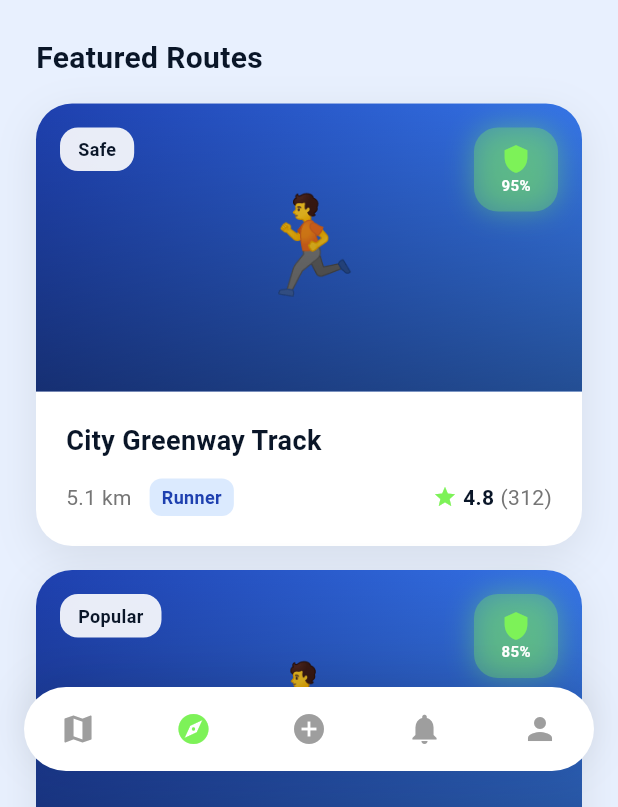
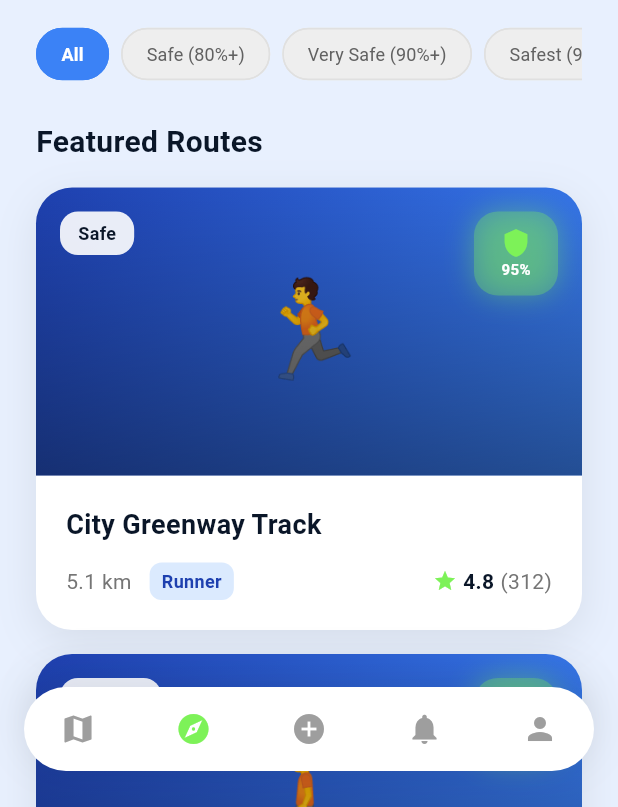
Before and after one commit to kalviumcommunity/S84-0226-SafeStride-Flutter-Firebase-Aura, a Flutter app: the screen it shows once a user with an empty profile is signed in, item 2 of the bottom bar chosen, on a phone screen of 412 x 824 dp, the part 429-1236 px from its top. Run offline on Flutter 3.47's test engine with Material 3 defaults, Android fonts, the phone set to English and light mode, and no system bars; our stand-ins replace cloud_firestore, firebase_auth, firebase_core, flutter_svg, geolocator, google_maps_flutter; missing offline and left inert: dart:html; accounts and stored records are empty; Roboto replaces fonts that are missing (Poppins).

Commit message:
feat: implement safety score filtering and refactor discovery engine

```diff
--- a/lib/screens/add_route_screen.dart
+++ b/lib/screens/add_route_screen.dart
@@ -6,7 +6,7 @@ import '../services/firestore_service.dart';
 class AddRouteScreen extends StatefulWidget {
   final bool isDarkMode;
 
-  const AddRouteScreen({Key? key, required this.isDarkMode}) : super(key: key);
+  const AddRouteScreen({super.key, required this.isDarkMode});
 
   @override
   State<AddRouteScreen> createState() => _AddRouteScreenState();
--- a/lib/screens/alerts_screen.dart
+++ b/lib/screens/alerts_screen.dart
@@ -7,9 +7,9 @@ class AlertsScreen extends StatelessWidget {
   final bool isDarkMode;
 
   const AlertsScreen({
-    Key? key,
+    super.key,
     required this.isDarkMode,
-  }) : super(key: key);
+  });
 
   IconData _getAlertIcon(String type) {
     switch (type) {
--- a/lib/screens/discover_screen.dart
+++ b/lib/screens/discover_screen.dart
@@ -11,16 +11,17 @@ import '../config/routes.dart';
 import '../services/firestore_service.dart';
 import '../services/location_service.dart';
 import '../services/places_service.dart';
+import '../services/discovery_engine.dart';
 
 class DiscoverScreen extends StatefulWidget {
   final Function(RouteModel) onRouteSelect;
   final bool isDarkMode;
 
   const DiscoverScreen({
-    Key? key,
+    super.key,
     required this.onRouteSelect,
     required this.isDarkMode,
-  }) : super(key: key);
+  });
 
   @override
   State<DiscoverScreen> createState() => _DiscoverScreenState();
@@ -29,6 +30,7 @@ class DiscoverScreen extends StatefulWidget {
 class _DiscoverScreenState extends State<DiscoverScreen> {
   String selectedCategory = 'trending';
   String searchQuery = '';
+  int _minSafetyFilter = 0; // 0 means no filter
   bool isGridView = false; // Toggle between List and Grid view
   final TextEditingController _searchController = TextEditingController();
 
@@ -73,11 +75,13 @@ class _DiscoverScreenState extends State<DiscoverScreen> {
     } on LocationServiceException catch (e) {
       if (mounted) setState(() => _trailsError = e.message);
     } on PlacesException catch (e) {
-      if (mounted)
+      if (mounted) {
         setState(() => _trailsError = _friendlyPlacesError(e.message));
+      }
     } catch (e) {
-      if (mounted)
+      if (mounted) {
         setState(() => _trailsError = 'Could not load nearby trails.');
+      }
     } finally {
       if (mounted) setState(() => _trailsLoading = false);
     }
@@ -240,39 +244,6 @@ class _DiscoverScreenState extends State<DiscoverScreen> {
     );
   }
 
-  double _routeDistanceKm(RouteModel route) {
-    final text = route.distance.toLowerCase().trim();
-    if (text.endsWith('km')) {
-      return double.tryParse(text.replaceAll('km', '').trim()) ?? 9999;
-    }
-    if (text.endsWith('m')) {
-      final metres = double.tryParse(text.replaceAll('m', '').trim()) ?? 999999;
-      return metres / 1000.0;
-    }
-    return 9999;
-  }
-
-  List<RouteModel> _sortRoutes(List<RouteModel> routes) {
-    final sorted = [...routes];
-    switch (selectedCategory) {
-      case 'safe':
-        sorted.sort((a, b) => b.safety.compareTo(a.safety));
-        break;
-      case 'top':
-        sorted.sort((a, b) => b.rating.compareTo(a.rating));
-        break;
-      case 'nearby':
-        sorted.sort(
-          (a, b) => _routeDistanceKm(a).compareTo(_routeDistanceKm(b)),
-        );
-        break;
-      case 'trending':
-      default:
-        sorted.sort((a, b) => b.reviews.compareTo(a.reviews));
-    }
-    return sorted;
-  }
-
   final List<Map<String, dynamic>> categories = [
     {'id': 'trending', 'name': 'Trending', 'icon': Icons.trending_up},
     {'id': 'safe', 'name': 'Safest', 'icon': Icons.shield},
@@ -285,14 +256,74 @@ class _DiscoverScreenState extends State<DiscoverScreen> {
         ? _searchLocationRoutes
         : MockData.featuredRoutes;
 
-    final query = searchQuery.toLowerCase().trim();
-    final filtered = source.where((route) {
-      if (query.isEmpty) return true;
-      return route.name.toLowerCase().contains(query) ||
-          route.category.toLowerCase().contains(query);
-    }).toList();
-
-    return _sortRoutes(filtered);
+    final filtered = DiscoveryEngine.filterRoutes(
+      source: source,
+      searchQuery: searchQuery,
+      minSafetyFilter: _minSafetyFilter,
+    );
+
+    return DiscoveryEngine.sortRoutes(
+      routes: filtered,
+      selectedCategory: selectedCategory,
+    );
+  }
+
+  Widget _buildSafetyFilterRow() {
+    final filters = [
+      {'label': 'All', 'minScore': 0},
+      {'label': 'Safe (80%+)', 'minScore': 80},
+      {'label': 'Very Safe (90%+)', 'minScore': 90},
+      {'label': 'Safest (95%+)', 'minScore': 95},
+    ];
+
+    return Container(
+      padding: const EdgeInsets.symmetric(horizontal: 24),
+      height: 40,
+      child: ListView.builder(
+        scrollDirection: Axis.horizontal,
+        itemCount: filters.length,
+        itemBuilder: (context, index) {
+          final filter = filters[index];
+          final isActive = _minSafetyFilter == filter['minScore'];
+          final minScore = filter['minScore'] as int;
+
+          return Padding(
+            padding: const EdgeInsets.only(right: 8),
+            child: ChoiceChip(
+              label: Text(
+                filter['label'] as String,
+                style: TextStyle(
+                  fontSize: 12,
+                  fontWeight: isActive ? FontWeight.bold : FontWeight.normal,
+                  color: isActive
+                      ? Colors.white
+                      : (widget.isDarkMode ? Colors.grey[400] : Colors.grey[700]),
+                ),
+              ),
+              selected: isActive,
+              onSelected: (selected) {
+                if (selected) {
+                  setState(() => _minSafetyFilter = minScore);
+                }
+              },
+              selectedColor: AppColors.skyBlue,
+              backgroundColor: widget.isDarkMode
+                  ? AppColors.mediumBlue
+                  : Colors.grey[200],
+              shape: RoundedRectangleBorder(
+                borderRadius: BorderRadius.circular(20),
+                side: BorderSide(
+                  color: isActive
+                      ? AppColors.skyBlue
+                      : (widget.isDarkMode ? Colors.transparent : Colors.grey[300]!),
+                ),
+              ),
+              showCheckmark: false,
+            ),
+          );
+        },
+      ),
+    );
   }
 
   @override
@@ -525,6 +556,9 @@ class _DiscoverScreenState extends State<DiscoverScreen> {
               },
             ),
           ),
+          const SizedBox(height: 16),
+          // Safety Filters
+          _buildSafetyFilterRow(),
           const SizedBox(height: 24),
           // Featured Routes
           Expanded(child: isGridView ? _buildGridView() : _buildListView()),
@@ -533,9 +567,81 @@ class _DiscoverScreenState extends State<DiscoverScreen> {
     );
   }
 
+  Widget _buildEmptyState() {
+    return Center(
+      child: Padding(
+        padding: const EdgeInsets.symmetric(horizontal: 40),
+        child: Column(
+          mainAxisAlignment: MainAxisAlignment.center,
+          children: [
+            Container(
+              padding: const EdgeInsets.all(24),
+              decoration: BoxDecoration(
+                color: widget.isDarkMode
+                    ? AppColors.mediumBlue.withOpacity(0.5)
+                    : Colors.grey[100],
+                shape: BoxShape.circle,
+              ),
+              child: Icon(
+                Icons.search_off_rounded,
+                size: 64,
+                color: widget.isDarkMode ? Colors.grey[600] : Colors.grey[400],
+              ),
+            ),
+            const SizedBox(height: 24),
+            Text(
+              'No routes found',
+              style: TextStyle(
+                fontSize: 20,
+                fontWeight: FontWeight.bold,
+                color: widget.isDarkMode ? Colors.white : AppColors.textDark,
+              ),
+            ),
+            const SizedBox(height: 12),
+            Text(
+              'Try adjusting your search or safety filters to find more results.',
+              textAlign: TextAlign.center,
+              style: TextStyle(
+                fontSize: 14,
+                color: widget.isDarkMode ? Colors.grey[400] : Colors.grey[600],
+              ),
+            ),
+            const SizedBox(height: 32),
+            ElevatedButton.icon(
+              onPressed: () {
+                setState(() {
+                  searchQuery = '';
+                  _minSafetyFilter = 0;
+                  _searchController.clear();
+                });
+              },
+              icon: const Icon(Icons.refresh),
+              label: const Text('Clear all filters'),
+              style: ElevatedButton.styleFrom(
+                backgroundColor: AppColors.skyBlue,
+                foregroundColor: Colors.white,
+                padding: const EdgeInsets.symmetric(
+                  horizontal: 24,
+                  vertical: 12,
+                ),
+                shape: RoundedRectangleBorder(
+                  borderRadius: BorderRadius.circular(12),
+                ),
+              ),
+            ),
+          ],
+        ),
+      ),
+    );
+  }
+
   // ListView.builder implementation
   Widget _buildListView() {
     final routes = filteredRoutes;
+
+    if (routes.isEmpty) {
+      return _buildEmptyState();
+    }
     // Slot layout:
     //  0                  → "Featured Routes" header
     //  1 … routes.length  → route cards
--- a/lib/screens/edit_profile_screen.dart
+++ b/lib/screens/edit_profile_screen.dart
@@ -10,10 +10,10 @@ class EditProfileScreen extends StatefulWidget {
   final bool isDarkMode;
 
   const EditProfileScreen({
-    Key? key,
+    super.key,
     required this.userModel,
     required this.isDarkMode,
-  }) : super(key: key);
+  });
 
   @override
   State<EditProfileScreen> createState() => _EditProfileScreenState();
@@ -270,7 +270,7 @@ class _EditProfileScreenState extends State<EditProfileScreen>
                           value: _notificationsEnabled,
                           onChanged: (v) =>
                               setState(() => _notificationsEnabled = v),
-                          activeColor: AppColors.neonGreen,
+                          activeThumbColor: AppColors.neonGreen,
                         ),
                       ],
                     ),
--- a/lib/screens/landing_page.dart
+++ b/lib/screens/landing_page.dart
@@ -1092,7 +1092,7 @@ class _AnimatedGrid extends StatelessWidget {
   Widget build(BuildContext context) {
     return AnimatedBuilder(
       animation: animation,
-      builder: (_, __) => CustomPaint(painter: _GridPainter(animation.value)),
+      builder: (_, _) => CustomPaint(painter: _GridPainter(animation.value)),
     );
   }
 }
@@ -1385,7 +1385,7 @@ class _StepConnector extends StatelessWidget {
       padding: const EdgeInsets.only(top: 30),
       child: AnimatedBuilder(
         animation: animation,
-        builder: (_, __) => SizedBox(
+        builder: (_, _) => SizedBox(
           width: 40,
           height: 3,
           child: ClipRRect(
--- a/lib/screens/map_screen.dart
+++ b/lib/screens/map_screen.dart
@@ -35,10 +35,10 @@ class MapScreen extends StatefulWidget {
   final bool isDarkMode;
 
   const MapScreen({
-    Key? key,
+    super.key,
     required this.onRouteSelect,
     required this.isDarkMode,
-  }) : super(key: key);
+  });
 
   @override
   State<MapScreen> createState() => _MapScreenState();
--- a/lib/screens/route_detail_screen.dart
+++ b/lib/screens/route_detail_screen.dart
@@ -372,7 +372,7 @@ class RouteDetailScreen extends StatelessWidget {
                     const SizedBox(height: 16),
                     ...MockData.reviews
                         .map((review) => _buildReviewCard(review, darkMode))
-                        .toList(),
+                        ,
                     const SizedBox(height: 120),
                   ]),
                 ),
--- /dev/null
+++ b/lib/services/discovery_engine.dart
@@ -0,0 +1,66 @@
+import '../models/route_model.dart';
+
+/// A service that handles filtering and sorting for route discovery.
+class DiscoveryEngine {
+  /// Filters a list of [RouteModel] objects based on a search query and a
+  /// minimum safety score.
+  static List<RouteModel> filterRoutes({
+    required List<RouteModel> source,
+    required String searchQuery,
+    required int minSafetyFilter,
+  }) {
+    final query = searchQuery.toLowerCase().trim();
+
+    return source.where((route) {
+      // Apply search query filter
+      final matchesQuery = query.isEmpty ||
+          route.name.toLowerCase().contains(query) ||
+          route.category.toLowerCase().contains(query);
+
+      // Apply minimum safety score filter
+      final matchesSafety = route.safety >= minSafetyFilter;
+
+      return matchesQuery && matchesSafety;
+    }).toList();
+  }
+
+  /// Sorts a list of [RouteModel] objects based on the selected category.
+  static List<RouteModel> sortRoutes({
+    required List<RouteModel> routes,
+    required String selectedCategory,
+  }) {
+    final sorted = [...routes];
+
+    switch (selectedCategory) {
+      case 'safe':
+        sorted.sort((a, b) => b.safety.compareTo(a.safety));
+        break;
+      case 'top':
+        sorted.sort((a, b) => b.rating.compareTo(a.rating));
+        break;
+      case 'nearby':
+        sorted.sort(
+          (a, b) => _routeDistanceKm(a).compareTo(_routeDistanceKm(b)),
+        );
+        break;
+      case 'trending':
+      default:
+        sorted.sort((a, b) => b.reviews.compareTo(a.reviews));
+    }
+
+    return sorted;
+  }
+
+  /// Helper to extract distance in KM from a route's distance string.
+  static double _routeDistanceKm(RouteModel route) {
+    final text = route.distance.toLowerCase().trim();
+    if (text.endsWith('km')) {
+      return double.tryParse(text.replaceAll('km', '').trim()) ?? 9999;
+    }
+    if (text.endsWith('m')) {
+      final metres = double.tryParse(text.replaceAll('m', '').trim()) ?? 999999;
+      return metres / 1000.0;
+    }
+    return 9999;
+  }
+}
--- a/lib/widgets/nearby_trails_widget.dart
+++ b/lib/widgets/nearby_trails_widget.dart
@@ -166,7 +166,7 @@ class _NearbyTrailsWidgetState extends State<NearbyTrailsWidget> {
               Expanded(
                 child: ListView.separated(
                   itemCount: _places.length,
-                  separatorBuilder: (_, __) => const SizedBox(height: 8),
+                  separatorBuilder: (_, _) => const SizedBox(height: 8),
                   itemBuilder: (_, index) => _PlaceCard(place: _places[index]),
                 ),
               ),
--- a/lib/widgets/trail_card.dart
+++ b/lib/widgets/trail_card.dart
@@ -66,13 +66,13 @@ class TrailCard extends StatelessWidget {
   final VoidCallback onViewDetails;
 
   const TrailCard({
-    Key? key,
+    super.key,
     required this.trail,
     required this.isSelected,
     required this.isDarkMode,
     required this.onTap,
     required this.onViewDetails,
-  }) : super(key: key);
+  });
 
   @override
   Widget build(BuildContext context) {
```
Also changed, not shown: firestore.rules.txt (added, +67 -0 lines), lib/screens/otp_screen.dart (+9 -3 lines), lib/screens/profile_screen.dart (+5 -5 lines), lib/screens/route_safety_screen.dart (+6 -6 lines), 3 other files.
